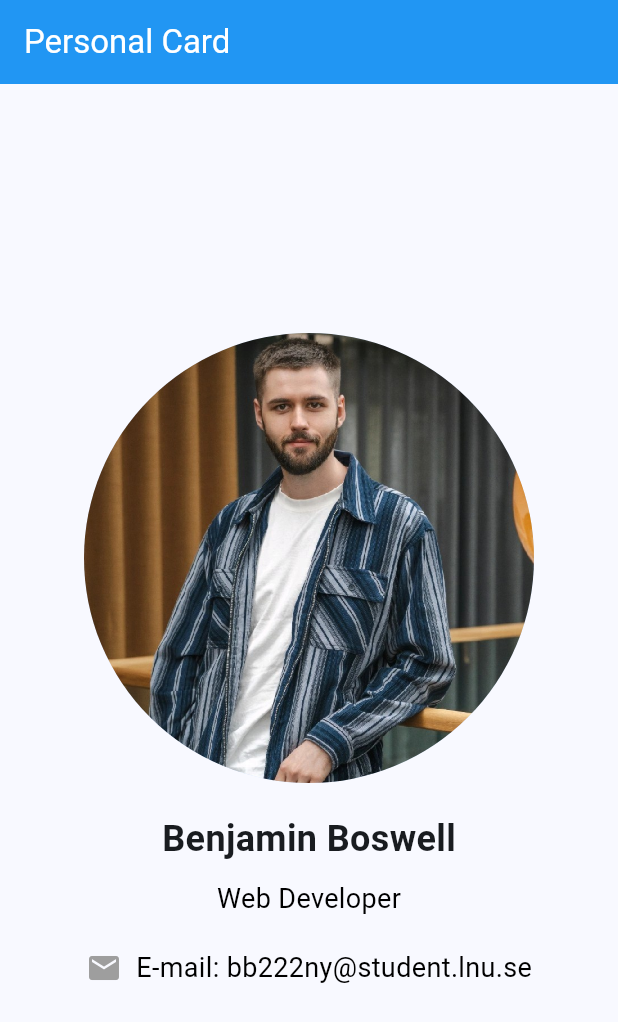
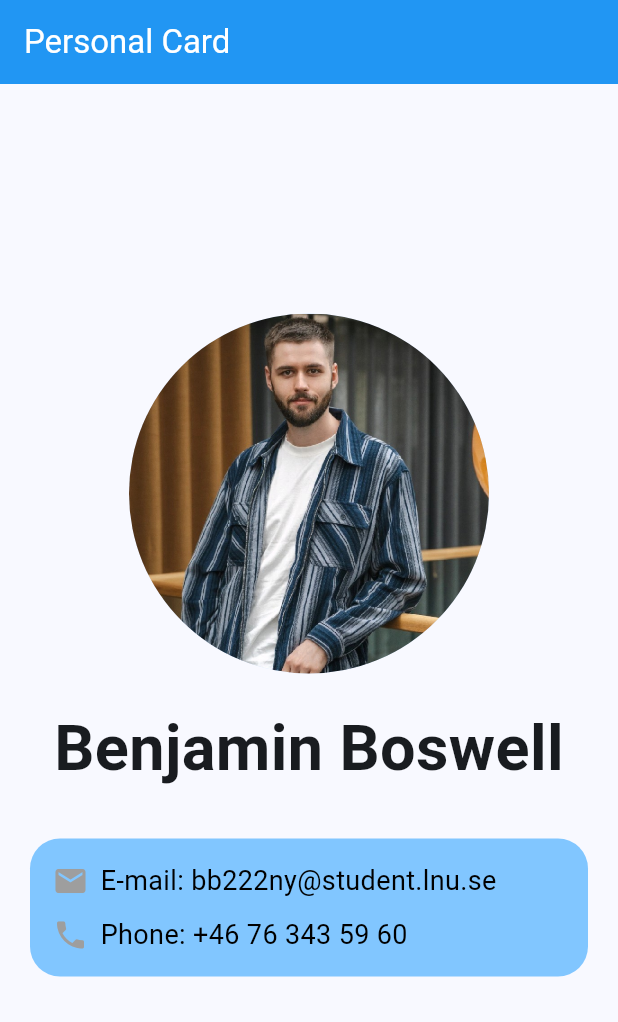
Before and after one commit to boswellbenjamin/Assignment-1-The-Me-Card, a Flutter app: the screen it shows after launch, on a phone screen of 412 x 824 dp. Shown: the top 1022 px of the screen. Run offline on Flutter 3.47's test engine with Material 3 defaults, Android fonts, the phone set to English and light mode, and no system bars; our stand-ins replace google_fonts.

Commit message:
Refactor main.dart to update profile display and add contact information

```diff
--- a/lib/main.dart
+++ b/lib/main.dart
@@ -1,4 +1,5 @@
 import 'package:flutter/material.dart';
+import 'package:google_fonts/google_fonts.dart';
 
 void main() {
   runApp(const MyApp());
@@ -29,29 +30,58 @@ class MyApp extends StatelessWidget {
             mainAxisAlignment: MainAxisAlignment.center,
             children: <Widget>[
               const CircleAvatar(
-                radius: 150,
+                radius: 120,
                 backgroundImage: AssetImage('assets/images/profile.jpg'),
               ),
               const SizedBox(height: 20),
-              const Text(
+              Text(
                 'Benjamin Boswell',
-                style: TextStyle(fontSize: 24, fontWeight: FontWeight.bold),
+                style: GoogleFonts.justAnotherHand(
+                  fontSize: 42,
+                  fontWeight: FontWeight.bold,
+                ),
               ),
               const SizedBox(height: 10),
-              const Text(
-                'Web Developer',
-                style: TextStyle(fontSize: 18, color: Colors.black),
-              ),
-              const SizedBox(height: 20),
-              Row(
-                mainAxisAlignment: MainAxisAlignment.center,
-                children: [
-                  const Icon(Icons.email, color: Colors.grey),
-                  const Text(
-                    '  E-mail: bb222ny@student.lnu.se',
-                    style: TextStyle(fontSize: 18, color: Colors.black),
-                  ),
-                ],
+
+              Container(
+                decoration: BoxDecoration(
+                  borderRadius: BorderRadius.circular(20),
+                  color: const Color.fromARGB(255, 129, 198, 255),
+                ),
+
+                margin: const EdgeInsets.symmetric(
+                  vertical: 20,
+                  horizontal: 20,
+                ),
+
+                padding: const EdgeInsets.all(15),
+                child: Column(
+                  children: [
+                    Row(
+                      children: const [
+                        Icon(Icons.email, color: Colors.grey),
+                        SizedBox(width: 8),
+                        Text(
+                          'E-mail: bb222ny@student.lnu.se',
+                          style: TextStyle(fontSize: 18, color: Colors.black),
+                        ),
+                      ],
+                    ),
+
+                    SizedBox(height: 10),
+
+                    Row(
+                      children: [
+                        Icon(Icons.local_phone, color: Colors.grey),
+                        SizedBox(width: 8),
+                        Text(
+                          'Phone: +46 76 343 59 60',
+                          style: TextStyle(fontSize: 18, color: Colors.black),
+                        ),
+                      ],
+                    ),
+                  ],
+                ),
               ),
             ],
           ),
```
